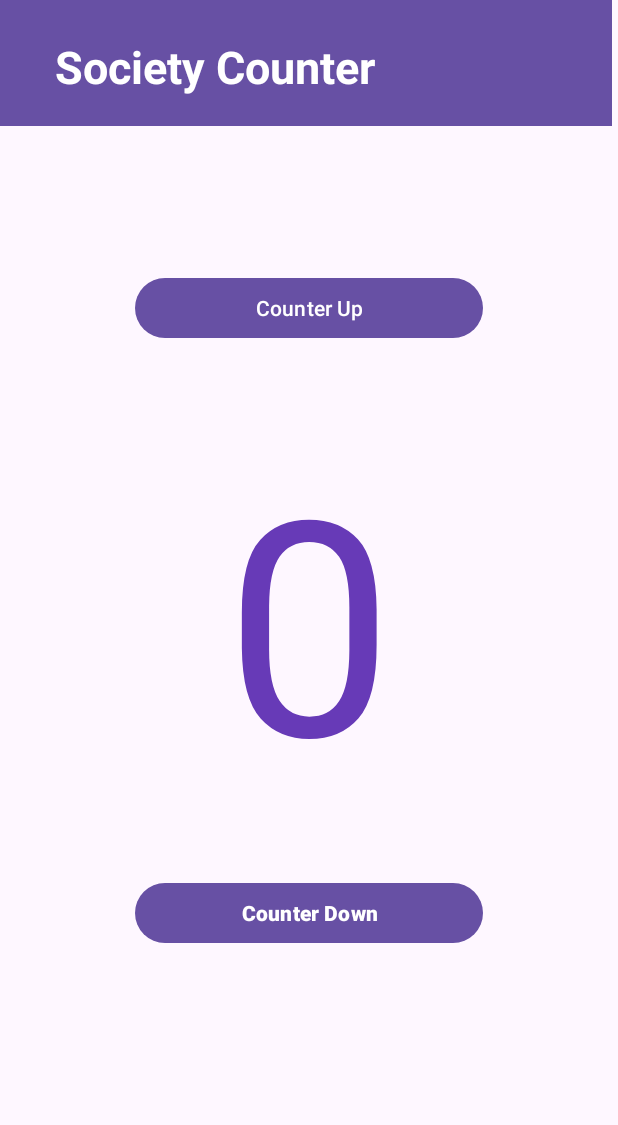
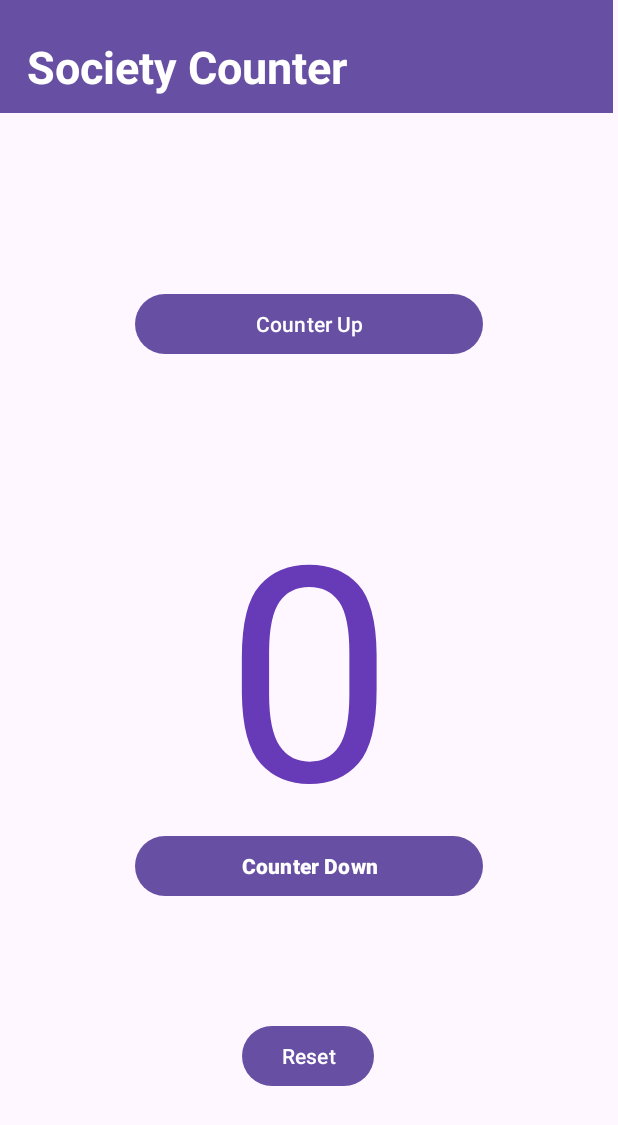
Before and after one commit to FranzOle/Android-Studio-SMK-Revit, an Android app: the screen it shows after launch (MainActivity), on a phone screen of 412 x 824 dp. Shown: the top 1125 px of the screen. Run offline under Robolectric (Android 15) with nearby library versions, the phone set to English and light mode, and no system bars.

Commit message:
Video 6
projek counter

```diff
--- a/app/src/main/java/com/example/counter/MainActivity.java
+++ b/app/src/main/java/com/example/counter/MainActivity.java
@@ -1,6 +1,8 @@
 package com.example.counter;
 
 import android.os.Bundle;
+import android.view.View;
+import android.widget.TextView;
 
 import androidx.activity.EdgeToEdge;
 import androidx.appcompat.app.AppCompatActivity;
@@ -10,6 +12,8 @@ import androidx.core.view.WindowInsetsCompat;
 
 public class MainActivity extends AppCompatActivity {
 
+    int count = 0;
+    TextView tvNumber;
     @Override
     protected void onCreate(Bundle savedInstanceState) {
         super.onCreate(savedInstanceState);
@@ -20,5 +24,23 @@ public class MainActivity extends AppCompatActivity {
             v.setPadding(systemBars.left, systemBars.top, systemBars.right, systemBars.bottom);
             return insets;
         });
+        load();
+    }
+    public void load(){
+        tvNumber = findViewById(R.id.tvNumber);
+    }
+    public void btnUp(View view) {
+        count++;
+        tvNumber.setText(count + "");
+    }
+
+    public void btnDown(View view) {
+        count--;
+        tvNumber.setText(count + "");
+    }
+
+    public void btnReset(View view) {
+        count = 0;
+        tvNumber.setText(count + "");
     }
 }
--- a/app/src/main/res/layout/activity_main.xml
+++ b/app/src/main/res/layout/activity_main.xml
@@ -8,7 +8,7 @@
     tools:context=".MainActivity">
 
     <TextView
-        android:id="@+id/textView"
+        android:id="@+id/tvNumber"
         android:layout_width="wrap_content"
         android:layout_height="wrap_content"
         android:text="0"
@@ -17,47 +17,51 @@
         app:layout_constraintBottom_toBottomOf="parent"
         app:layout_constraintEnd_toEndOf="parent"
         app:layout_constraintStart_toStartOf="parent"
-        app:layout_constraintTop_toTopOf="parent" />
+        app:layout_constraintTop_toTopOf="parent"
+        app:layout_constraintVertical_bias="0.554" />
 
     <androidx.appcompat.widget.Toolbar
         android:id="@+id/toolbar"
-        android:layout_width="408dp"
-        android:layout_height="84dp"
+        android:layout_width="763dp"
+        android:layout_height="75dp"
+        android:layout_marginEnd="4dp"
         android:background="?attr/colorPrimary"
         android:minHeight="?attr/actionBarSize"
         android:theme="?attr/actionBarTheme"
-        tools:layout_editor_absoluteX="1dp"
-        tools:layout_editor_absoluteY="-4dp" />
+        app:layout_constraintEnd_toEndOf="parent"
+        tools:layout_editor_absoluteY="-10dp" />
 
     <Button
-        android:id="@+id/button"
+        android:id="@+id/btnUp"
         android:layout_width="232dp"
         android:layout_height="wrap_content"
         android:layout_marginTop="84dp"
         android:layout_marginBottom="37dp"
+        android:onClick="btnUp"
         android:text="Counter Up"
-        app:layout_constraintBottom_toTopOf="@+id/textView"
+        app:layout_constraintBottom_toTopOf="@+id/tvNumber"
         app:layout_constraintEnd_toEndOf="parent"
         app:layout_constraintStart_toStartOf="parent"
         app:layout_constraintTop_toBottomOf="@+id/toolbar" />
 
     <Button
-        android:id="@+id/button2"
+        android:id="@+id/btnDown"
         android:layout_width="232dp"
         android:layout_height="wrap_content"
         android:layout_marginStart="89dp"
         android:layout_marginTop="16dp"
         android:layout_marginEnd="90dp"
-        android:layout_marginBottom="168dp"
+        android:layout_marginBottom="368dp"
+        android:onClick="btnDown"
         android:text="Counter Down"
         android:textStyle="bold"
-        app:layout_constraintBottom_toBottomOf="parent"
+        app:layout_constraintBottom_toBottomOf="@+id/toolbar"
         app:layout_constraintEnd_toEndOf="parent"
         app:layout_constraintStart_toStartOf="parent"
-        app:layout_constraintTop_toBottomOf="@+id/textView" />
+        app:layout_constraintTop_toBottomOf="@+id/tvNumber"
+        app:layout_constraintVertical_bias="0.041" />
 
     <TextView
-        android:id="@+id/textView4"
         android:layout_width="wrap_content"
         android:layout_height="wrap_content"
         android:layout_marginStart="18dp"
@@ -69,9 +73,21 @@
         android:textStyle="bold"
         app:layout_constraintBottom_toBottomOf="parent"
         app:layout_constraintEnd_toEndOf="parent"
-        app:layout_constraintHorizontal_bias="0.112"
+        app:layout_constraintHorizontal_bias="0.0"
         app:layout_constraintStart_toStartOf="parent"
         app:layout_constraintTop_toTopOf="@+id/toolbar"
         app:layout_constraintVertical_bias="0.0" />
 
+    <Button
+        android:id="@+id/btnReset"
+        android:layout_width="wrap_content"
+        android:layout_height="wrap_content"
+        android:layout_marginBottom="96dp"
+        android:onClick="btnReset"
+        android:text="Reset"
+        app:layout_constraintBottom_toBottomOf="parent"
+        app:layout_constraintEnd_toEndOf="parent"
+        app:layout_constraintHorizontal_bias="0.498"
+        app:layout_constraintStart_toStartOf="parent" />
+
 </androidx.constraintlayout.widget.ConstraintLayout>
```
